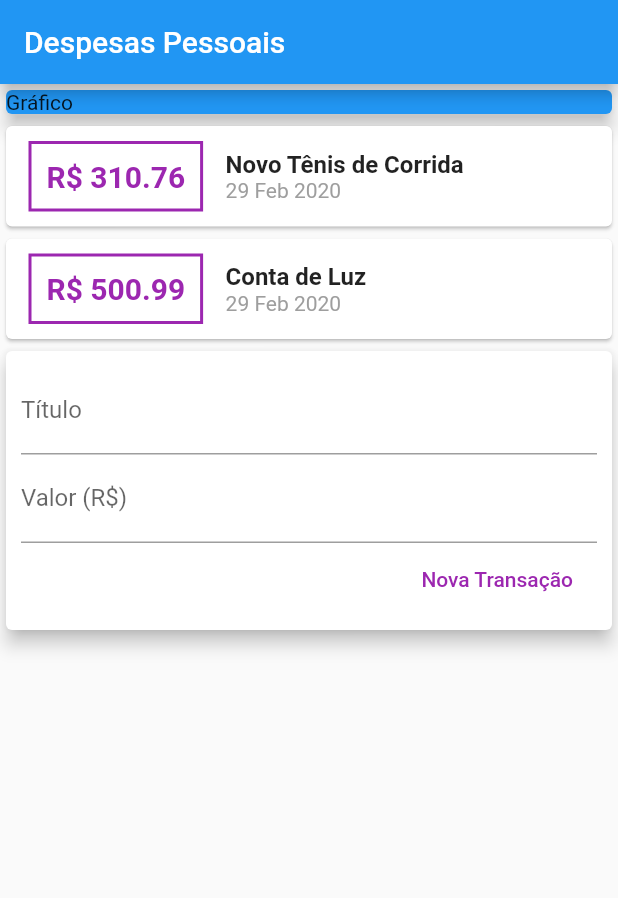
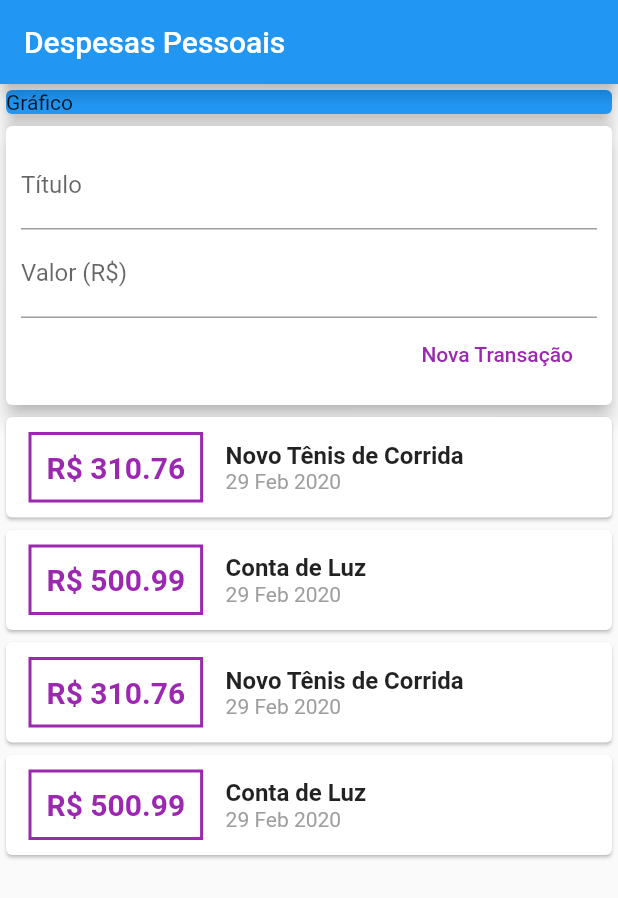
Before and after one commit to dpjoaopedro/curso_flutter, a Flutter app: the screen it shows after launch, on a phone screen of 412 x 824 dp. Shown: the top 898 px of the screen. Run offline on Flutter 3.47's test engine with Material 2 defaults, Android fonts, the phone set to English and light mode, and no system bars.

Commit message:
SingleChildScrollView

```diff
--- a/expenses/lib/components/transaction_list.dart
+++ b/expenses/lib/components/transaction_list.dart
@@ -9,7 +9,10 @@ class TransactionList extends StatelessWidget {
 
   @override
   Widget build(BuildContext context) {
-    return Column(
+    return Container(
+      height: 300,
+      child: SingleChildScrollView(
+        child: Column(
             children: transactions.map((transaction) {
           return Card(
             child: Row(
@@ -35,7 +38,8 @@ class TransactionList extends StatelessWidget {
                   children: <Widget>[
                     Text(
                       transaction.title,
-                  style: TextStyle(fontWeight: FontWeight.bold, fontSize: 16),
+                      style:
+                          TextStyle(fontWeight: FontWeight.bold, fontSize: 16),
                     ),
                     Text(
                       DateFormat('d MMM y ').format(transaction.date),
@@ -46,6 +50,8 @@ class TransactionList extends StatelessWidget {
               ],
             ),
           );
-    }).toList());
+        }).toList()),
+      ),
+    );
   }
 }
--- a/expenses/lib/components/transaction_user.dart
+++ b/expenses/lib/components/transaction_user.dart
@@ -12,6 +12,30 @@ class TransactionUser extends StatefulWidget {
 
 class _TransactionUserState extends State<TransactionUser> {
   final _transactions = [
+    Transaction(
+      id: 't1',
+      title: 'Novo Tênis de Corrida',
+      value: 310.76,
+      date: DateTime.now(),
+    ),
+    Transaction(
+      id: 't2',
+      title: 'Conta de Luz',
+      value: 500.99,
+      date: DateTime.now(),
+    ),
+    Transaction(
+      id: 't1',
+      title: 'Novo Tênis de Corrida',
+      value: 310.76,
+      date: DateTime.now(),
+    ),
+    Transaction(
+      id: 't2',
+      title: 'Conta de Luz',
+      value: 500.99,
+      date: DateTime.now(),
+    ),
     Transaction(
       id: 't1',
       title: 'Novo Tênis de Corrida',
@@ -42,8 +66,8 @@ class _TransactionUserState extends State<TransactionUser> {
   Widget build(BuildContext context) {
     return Column(
       children: <Widget>[
+        TransactionForm(_addTransaction),
         TransactionList(_transactions),
-        TransactionForm(_addTransaction),
       ],
     );
   }
--- a/expenses/lib/main.dart
+++ b/expenses/lib/main.dart
@@ -19,7 +19,8 @@ class MyHomePage extends StatelessWidget {
         appBar: AppBar(
           title: Text("Despesas Pessoais"),
         ),
-        body: Column(
+        body: SingleChildScrollView(
+                  child: Column(
               crossAxisAlignment: CrossAxisAlignment.stretch,
               children: <Widget>[
                 Container(
@@ -31,6 +32,7 @@ class MyHomePage extends StatelessWidget {
                 ),
                 TransactionUser(),
               ],
+            ),
         ));
   }
 }
```
Lines whose indentation alone changed are shown as unchanged.
